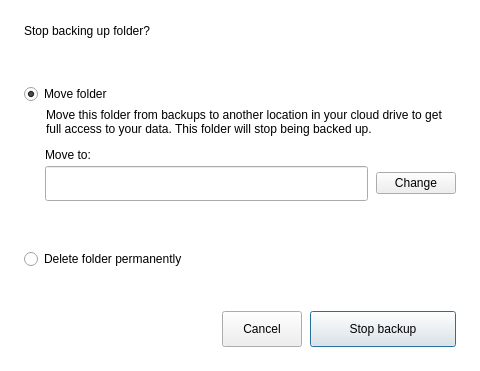
This is src/MEGASync/syncs/gui/Backups/ui/RemoveBackupDialog.ui in meganz/MEGAsync as Qt 5 draws it before an edit. The edited form follows.
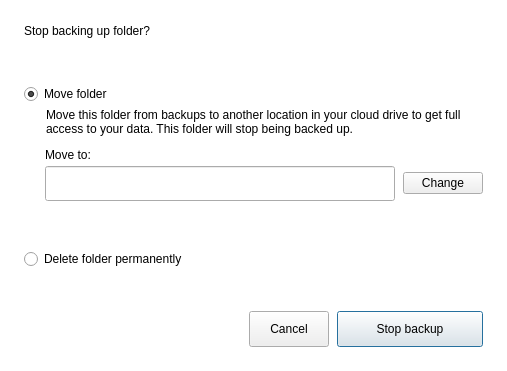
This is the edited form. Icons and pictures are not drawn. Custom widgets are drawn as their Qt base class.

Commit message: SNC-6067. Set size for cloud path

The edit to the form file:
```diff
--- a/src/MEGASync/syncs/gui/Backups/ui/RemoveBackupDialog.ui
+++ b/src/MEGASync/syncs/gui/Backups/ui/RemoveBackupDialog.ui
@@ -244,7 +244,7 @@
            <widget class="QLineEdit" name="lTarget">
             <property name="minimumSize">
              <size>
-              <width>0</width>
+              <width>350</width>
               <height>35</height>
              </size>
             </property>
@@ -320,7 +320,7 @@
             </property>
             <property name="sizeHint" stdset="0">
              <size>
-              <width>80</width>
+              <width>85</width>
               <height>20</height>
              </size>
             </property>
```
